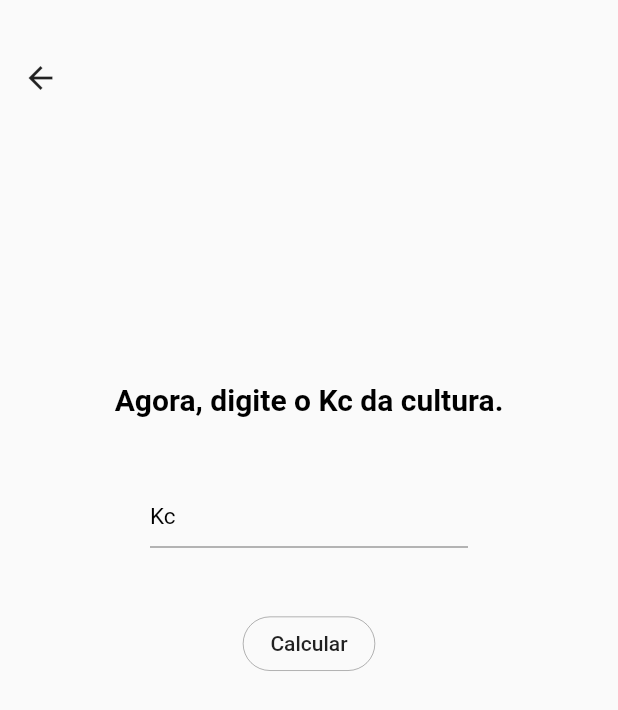
After one commit to r41l1m4/chico_dagua, a Flutter app: the KcPageAlt screen opened directly, on a phone screen of 412 x 824 dp. The commit adds this screen. Shown: the top 710 px of the screen. Run offline on Flutter 3.47's test engine with Material 2 defaults, Android fonts, the phone set to English and light mode, and no system bars; our stand-ins replace location; missing offline and left inert: geocoder.

Commit message:
alt KcPage in case culture be "Other"

```diff
--- a/lib/aux/data_stuff.dart
+++ b/lib/aux/data_stuff.dart
@@ -70,7 +70,8 @@ class DataStuff {
     "Tabaco":21,
     "Tomate":22,
     "Trigo":23,
-    "Videira":24
+    "Videira":24,
+    "Outra":25
   };
 
   var _stages = {
@@ -106,7 +107,8 @@ class DataStuff {
     [0.35, 0.75, 1.10, 0.95, 0.80],
     [0.45, 0.75, 1.12, 0.87, 0.62],
     [0.35, 0.75, 1.12, 0.70, 0.22],
-    [0.45, 0.75, 0.80, 0.70, 0.62]
+    [0.45, 0.75, 0.80, 0.70, 0.62],
+    [1.00, 1.00, 1.00, 1.00, 1.00]
   ];
 
   List history = [];
--- a/lib/ui/session_flow/eto_page.dart
+++ b/lib/ui/session_flow/eto_page.dart
@@ -2,6 +2,7 @@ import 'package:chico_dagua/aux/data_stuff.dart';
 import 'package:chico_dagua/model/flow_model.dart';
 import 'package:chico_dagua/model/session_model.dart';
 import 'package:chico_dagua/ui/session_flow/kc_page.dart';
+import 'package:chico_dagua/ui/session_flow/kc_page_alt.dart';
 import 'package:flutter/material.dart';
 import 'package:intl/intl.dart';
 import 'package:quiver/time.dart';
@@ -99,7 +100,8 @@ class _EToPageState extends State<EToPage> {
                               return Navigator.pushReplacement(
                                   this.context,
                                   PageRouteBuilder(
-                                    pageBuilder: (context, animation, secondAnimation) => KcPage(),
+                                    pageBuilder: (context, animation, secondAnimation)
+                                    => SessionModel.of(context).cultId == 25 ? KcPageAlt() : KcPage(),
                                     transitionDuration: Duration(milliseconds: 400),
                                     transitionsBuilder: (context, animation, secondAnimation, child) {
                                       var begin = Offset(1.0, 0.0);
--- /dev/null
+++ b/lib/ui/session_flow/kc_page_alt.dart
@@ -0,0 +1,166 @@
+import 'package:chico_dagua/aux/data_stuff.dart';
+import 'package:chico_dagua/model/flow_model.dart';
+import 'package:chico_dagua/model/session_model.dart';
+import 'package:chico_dagua/ui/session_flow/result_page.dart';
+import 'package:flutter/material.dart';
+import 'package:scoped_model/scoped_model.dart';
+
+/// Classe alternativa para o cálculo do Kc, acionada quando a cultura é definida
+/// como sendo "Outra", aqui não há opção de seleção para fase da cultura, só há a
+/// entrada de um velho e seco Kc.
+class KcPageAlt extends StatefulWidget {
+  @override
+  _KcPageAltState createState() => _KcPageAltState();
+}
+
+class _KcPageAltState extends State<KcPageAlt> {
+  static DataStuff ds = DataStuff();
+  static String dropdownValue;
+
+  TextEditingController altKcController = TextEditingController();
+
+  @override
+  Widget build(BuildContext context) {
+    return Scaffold(
+      body: SingleChildScrollView(
+        child: Column(
+          children: <Widget>[
+            Row(
+              children: <Widget>[
+                IconButton(
+                  padding: EdgeInsets.only(top: 40.0, left: 15.0),
+                  icon: Icon(Icons.arrow_back),
+                  onPressed: () {
+                    Navigator.pop(context);
+                  },
+                  alignment: Alignment.topLeft,
+                ),
+                Container(
+                  padding: EdgeInsets.only(top: 40.0, right: 10.0),
+                  alignment: Alignment.topRight,
+                  child: Text(
+                    SessionModel.of(context).city,
+                    style: TextStyle(
+                      color: Colors.black,
+                      fontSize: 15.0,
+                    ),
+                    textAlign: TextAlign.right,
+                  ),
+                )
+              ],
+            ),
+            Container(
+              alignment: Alignment.center,
+              height: 550.0,
+              child: Column(
+                mainAxisAlignment: MainAxisAlignment.center,
+                children: <Widget>[
+                  Padding(
+                    padding:
+                    EdgeInsets.symmetric(vertical: 30.0, horizontal: 25.0),
+                    child: Text(
+                      "Agora, digite o Kc da cultura.",
+                      textAlign: TextAlign.center,
+                      style: TextStyle(
+                        fontSize: 20.0,
+                        fontWeight: FontWeight.bold,
+                        color: Colors.black,
+                      ),
+                    ),
+                  ),
+                  Padding(
+                    padding: EdgeInsets.symmetric(
+                        horizontal: 100.0),
+                    child: TextFormField(
+                      controller: altKcController,
+                      validator: (value) {
+                        if (value.isEmpty) {
+                          return "Campo obrigatório!";
+                        }
+                        return null;
+                      },
+                      textAlign: TextAlign.center,
+                      keyboardType: TextInputType.number,
+                      decoration: InputDecoration(
+                        labelText: "Kc",
+                        alignLabelWithHint: true,
+                        labelStyle: TextStyle(color: Colors.black),
+                      ),
+                      style: TextStyle(
+                        color: Colors.black,
+                        fontSize: 15.0,
+                      ),
+                    ),
+                  ),
+                  SizedBox(
+                    height: 40.0,
+                  ),
+                  ScopedModelDescendant<FlowModel>(
+                    builder: (context, child, model) {
+                      return OutlineButton(
+                        onPressed: () {
+                          if (altKcController.text.contains(",")) {
+                            return showDialog(
+                                context: context,
+                                builder: (BuildContext context) {
+                                  return AlertDialog(
+                                    backgroundColor: Colors.lightBlueAccent[400],
+                                    title: Text("Erro!"),
+                                    content: Text(
+                                      "Decimais devem ser separados por \"ponto\".",
+                                      style: TextStyle(color: Colors.white),
+                                    ),
+                                  );
+                                });
+                          } else {
+                            double kc = double.parse(altKcController.text);
+                            double etc = getETc(model.et0, kc);
+                            model.setEtc(etc);
+                            model.setStage("Kc Manual");
+                            return Navigator.pushReplacement(
+                                context,
+                                //Define a animação de transição entre as telas.
+                                PageRouteBuilder(
+                                  pageBuilder:
+                                      (context, animation, secondAnimation) =>
+                                      ResultPage(),
+                                  transitionDuration: Duration(milliseconds: 400),
+                                  transitionsBuilder:
+                                      (context, animation, secondAnimation, child) {
+                                    var begin = Offset(1.0, 0.0);
+                                    var end = Offset.zero;
+                                    var tween = Tween(begin: begin, end: end);
+                                    var offsetAnimation = animation.drive(tween);
+
+                                    return SlideTransition(
+                                      position: offsetAnimation,
+                                      child: child,
+                                    );
+                                  },
+                                ));
+                          }
+                        },
+                        child: Text("Calcular"),
+                        splashColor: Colors.white,
+                        highlightColor: Colors.lightBlueAccent[400],
+                        shape: StadiumBorder(),
+                        borderSide: BorderSide(width: 0.2),
+                      );
+                    },
+                  ),
+                ],
+              ),
+            ),
+          ],
+        ),
+      ),
+    );
+  }
+
+  ///Dado o ETo e o Kc da cultura, retorna o ETc.
+  double getETc(double eto, double kc) {
+    double etc = eto * kc;
+    double etc2 = double.parse(etc.toStringAsPrecision(3));
+    return etc2;
+  }
+}
--- a/pubspec.yaml
+++ b/pubspec.yaml
@@ -11,7 +11,7 @@ description: App para determinar a quantidade de agua necessaria para irrigacoes
 # In iOS, build-name is used as CFBundleShortVersionString while build-number used as CFBundleVersion.
 # Read more about iOS versioning at
 # https://developer.apple.com/library/archive/documentation/General/Reference/InfoPlistKeyReference/Articles/CoreFoundationKeys.html
-version: 1.2.0+3
+version: 1.2.1+1
 
 environment:
   sdk: ">=2.1.0 <3.0.0"
```
